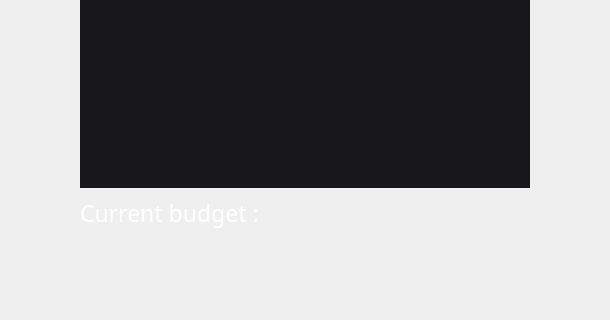
This is Views/Budget/CurrentBudgetInformationView.ui in oleksandrmelnychenko/noltapp as Qt 5 draws it before an edit; both pictures show x 342 to 952 and y 280 to 600 of the 1294 by 600 pixel window. The edited form follows.
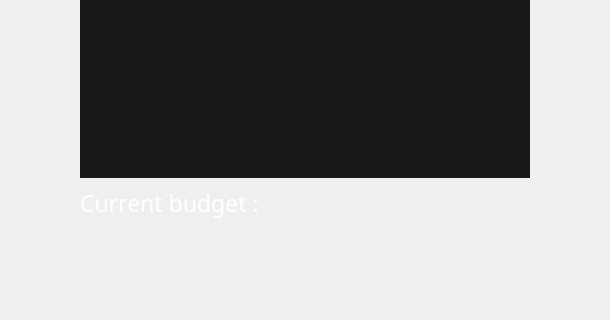
This is the edited form.

Diff of the .ui file:
```diff
--- a/Views/Budget/CurrentBudgetInformationView.ui
+++ b/Views/Budget/CurrentBudgetInformationView.ui
@@ -72,7 +72,7 @@
     <property name="geometry">
      <rect>
       <x>10</x>
-      <y>393</y>
+      <y>383</y>
       <width>340</width>
       <height>30</height>
      </rect>
@@ -97,7 +97,7 @@
       <x>10</x>
       <y>50</y>
       <width>450</width>
-      <height>333</height>
+      <height>323</height>
      </rect>
     </property>
     <property name="font">
```
